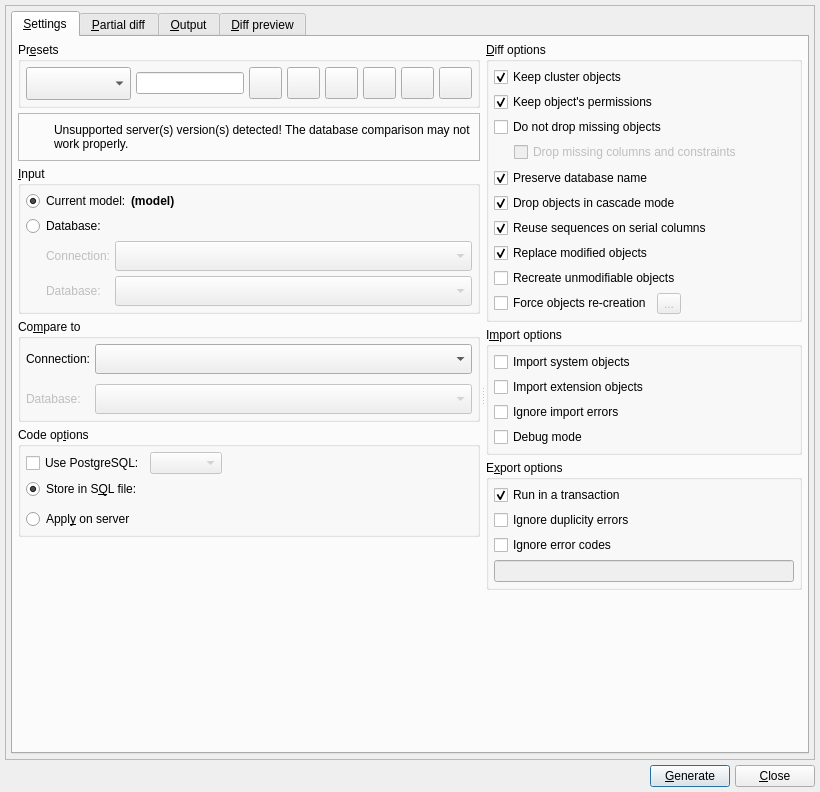
First picture: the form in libs/libgui/ui/tools/modeldatabasediffform.ui, repository pgmodeler/pgmodeler, before the edit.
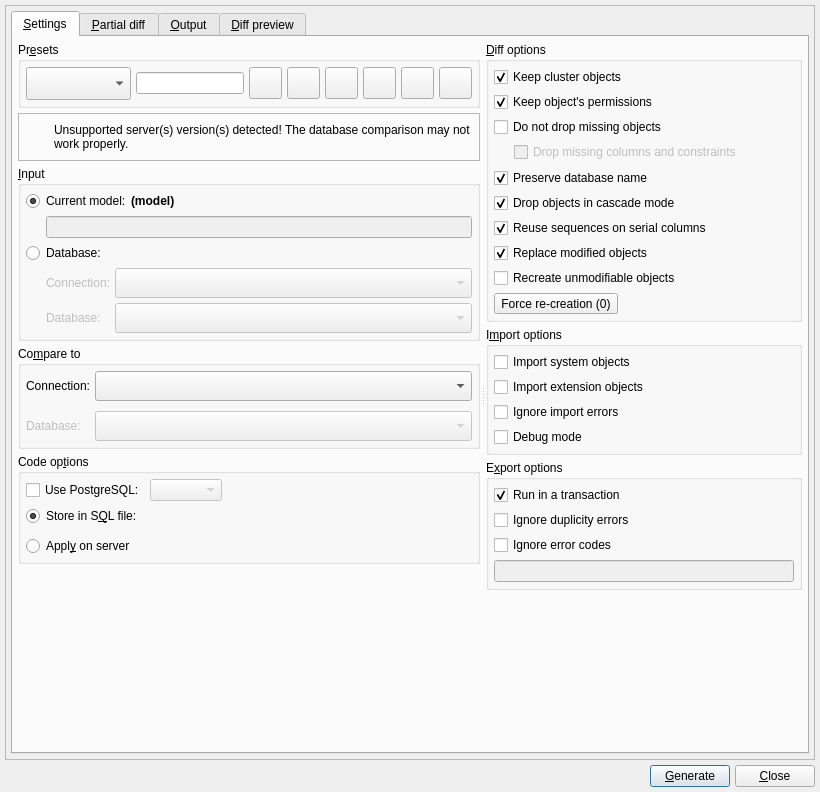
Second picture: the form after the edit. Icons and pictures are not drawn.

Commit message:
Added an checkbox popup in ModelDatabaseDiffForm so the user can select the object types to be forcibly re-created.
Added other minor UI adjustments in ModelDatabaseDiffForm

Diff of the .ui file:
```diff
--- a/libs/libgui/ui/tools/modeldatabasediffform.ui
+++ b/libs/libgui/ui/tools/modeldatabasediffform.ui
@@ -589,6 +589,29 @@
                    </item>
                   </layout>
                  </item>
+                 <item>
+                  <layout class="QHBoxLayout" name="horizontalLayout_2">
+                   <property name="spacing">
+                    <number>5</number>
+                   </property>
+                   <property name="leftMargin">
+                    <number>20</number>
+                   </property>
+                   <property name="bottomMargin">
+                    <number>0</number>
+                   </property>
+                   <item>
+                    <widget class="QLineEdit" name="src_model_name_edt">
+                     <property name="enabled">
+                      <bool>false</bool>
+                     </property>
+                     <property name="readOnly">
+                      <bool>true</bool>
+                     </property>
+                    </widget>
+                   </item>
+                  </layout>
+                 </item>
                  <item>
                   <widget class="QRadioButton" name="src_database_rb">
                    <property name="minimumSize">
@@ -1235,34 +1258,9 @@
                     <number>0</number>
                    </property>
                    <item>
-                    <widget class="QCheckBox" name="force_objs_recreation_chk">
+                    <widget class="QToolButton" name="forced_objs_types_tb">
                      <property name="enabled">
                       <bool>true</bool>
-                     </property>
-                     <property name="sizePolicy">
-                      <sizepolicy hsizetype="Preferred" vsizetype="Fixed">
-                       <horstretch>0</horstretch>
-                       <verstretch>0</verstretch>
-                      </sizepolicy>
-                     </property>
-                     <property name="toolTip">
-                      <string>&lt;p&gt;Instead of using an ALTER command to modify the selected object kinds, a DROP and CREATE will be used for a full modification. This option does not affects the database object itself.&lt;/p&gt;</string>
-                     </property>
-                     <property name="statusTip">
-                      <string/>
-                     </property>
-                     <property name="text">
-                      <string>Force objects re-creation</string>
-                     </property>
-                     <property name="checked">
-                      <bool>false</bool>
-                     </property>
-                    </widget>
-                   </item>
-                   <item>
-                    <widget class="QToolButton" name="filter_objs_types_tb">
-                     <property name="enabled">
-                      <bool>false</bool>
                      </property>
                      <property name="sizePolicy">
                       <sizepolicy hsizetype="Preferred" vsizetype="Preferred">
@@ -1277,7 +1275,7 @@
                       </size>
                      </property>
                      <property name="text">
-                      <string>...</string>
+                      <string>Force re-creation (0)</string>
                      </property>
                      <property name="icon">
                       <iconset resource="../../res/resources.qrc">
@@ -1298,6 +1296,9 @@
                      <property name="popupMode">
                       <enum>QToolButton::ToolButtonPopupMode::InstantPopup</enum>
                      </property>
+                     <property name="toolButtonStyle">
+                      <enum>Qt::ToolButtonStyle::ToolButtonTextBesideIcon</enum>
+                     </property>
                      <property name="autoRaise">
                       <bool>false</bool>
                      </property>
```
Left out of the diff: 6 changed lines with no effect on the pictures. The commit also changes 10 other files.
